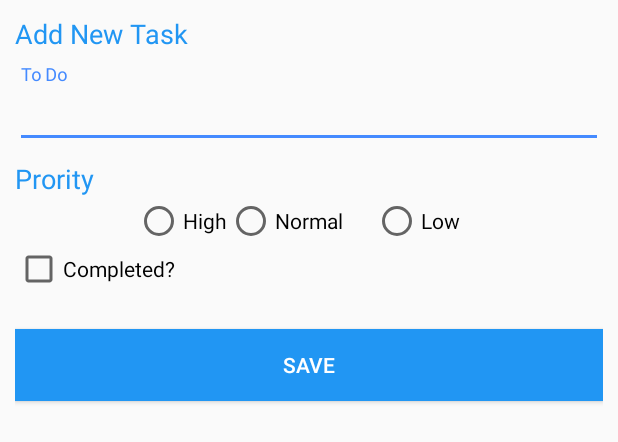
After one commit to deepmehtait/To-Do-Android-Material, an Android app: the layout custom_dailog.xml on its own in the app's theme, with its tools: preview values and no code run, on a phone screen of 412 x 824 dp. The commit adds this screen. Shown: the top 442 px of the screen. Run offline under Robolectric (Android 15) with nearby library versions, the phone set to English and light mode, and no system bars.

Commit message:
Sqlite helper, create tabel, db , Custom Dailog

```diff
--- a/ToDo/app/build.gradle
+++ b/ToDo/app/build.gradle
@@ -23,4 +23,5 @@ dependencies {
     compile fileTree(dir: 'libs', include: ['*.jar'])
     testCompile 'junit:junit:4.12'
     compile 'com.android.support:appcompat-v7:24.2.0'
+    compile 'com.android.support:design:24.2.0'
 }
--- a/ToDo/app/src/main/java/com/todo/deepmetha/todo/activity/MainActivity.java
+++ b/ToDo/app/src/main/java/com/todo/deepmetha/todo/activity/MainActivity.java
@@ -1,15 +1,33 @@
 package com.todo.deepmetha.todo.activity;
 
+
+import android.app.Dialog;
 import android.support.v7.app.AppCompatActivity;
 import android.os.Bundle;
+import android.util.Log;
+import android.view.View;
+import android.widget.ImageButton;
 
 import com.todo.deepmetha.todo.R;
+import com.todo.deepmetha.todo.utils.AppTager;
 
 public class MainActivity extends AppCompatActivity {
+    ImageButton addTask;
 
     @Override
     protected void onCreate(Bundle savedInstanceState) {
         super.onCreate(savedInstanceState);
         setContentView(R.layout.activity_main);
+        addTask = (ImageButton) findViewById(R.id.imageButton);
+        addTask.setOnClickListener(new View.OnClickListener() {
+            @Override
+            public void onClick(View view) {
+
+                Log.v(AppTager.getTag(),"Opening Custom Dailog");
+                final Dialog dialog = new Dialog(MainActivity.this);
+                dialog.setContentView(R.layout.custom_dailog);
+                dialog.show();
+            }
+        });
     }
 }
--- a/ToDo/app/src/main/java/com/todo/deepmetha/todo/activity/SplashActivity.java
+++ b/ToDo/app/src/main/java/com/todo/deepmetha/todo/activity/SplashActivity.java
@@ -5,13 +5,18 @@ import android.os.Bundle;
 import android.os.PersistableBundle;
 import android.support.v7.app.AppCompatActivity;
 
+import com.todo.deepmetha.todo.sqlite.SqliteHelper;
+
 /**
  * Created by deepmetha on 8/28/16.
  */
 public class SplashActivity extends AppCompatActivity {
+    SqliteHelper mySqliteHelper;
     @Override
     public void onCreate(Bundle savedInstanceState) {
         super.onCreate(savedInstanceState);
+        // Create Sqlite DB
+        mySqliteHelper = new SqliteHelper(this);
         // Go to Main Activity
         Intent intent = new Intent(this, MainActivity.class);
         startActivity(intent);
--- /dev/null
+++ b/ToDo/app/src/main/java/com/todo/deepmetha/todo/sqlite/SqliteHelper.java
@@ -0,0 +1,38 @@
+package com.todo.deepmetha.todo.sqlite;
+
+import android.content.Context;
+import android.database.sqlite.SQLiteDatabase;
+import android.database.sqlite.SQLiteOpenHelper;
+
+/**
+ * Created by deepmetha on 8/28/16.
+ */
+public class SqliteHelper extends SQLiteOpenHelper {
+    // Constants
+    public static final String DatabaseName = "ToDoDb.db";
+    public static final String TableName = "ToDoTask";
+    public static final String Col_1 = "ToDoID";
+    public static final String Col_2 = "ToDoTaskDetails";
+    public static final String Col_3 = "ToDoTaskPrority";
+    public static final String Col_4 = "ToDoTaskStatus";
+
+    // Create DB to store To Do Tasks
+    public SqliteHelper(Context context) {
+        super(context, DatabaseName, null, 1);
+
+    }
+
+    // Create Table
+    @Override
+    public void onCreate(SQLiteDatabase db) {
+        String createTableQuery = "create table if not exists " + TableName + " ( ToDoID int NOT NULL AUTO_INCREMENT PRIMARY KEY, ToDoTaskDetails TEXT, ToDoTaskPrority TEXT, ToDoTaskStatus TEXT )";
+        db.execSQL(createTableQuery);
+    }
+
+    // Drop Table for new table creation
+    @Override
+    public void onUpgrade(SQLiteDatabase db, int i, int i1) {
+        db.execSQL("DROP TABLE IF EXISTS "+TableName);
+        onCreate(db);
+    }
+}
--- /dev/null
+++ b/ToDo/app/src/main/java/com/todo/deepmetha/todo/utils/AppTager.java
@@ -0,0 +1,19 @@
+package com.todo.deepmetha.todo.utils;
+
+/**
+ * Created by deepmetha on 8/28/16.
+ */
+public class AppTager {
+
+    public static String getTag() {
+        String tag = "";
+        final StackTraceElement[] ste = Thread.currentThread().getStackTrace();
+        for (int i = 0; i < ste.length; i++) {
+            if (ste[i].getMethodName().equals("getTag")) {
+                tag = "("+ste[i + 1].getFileName() + ":" + ste[i + 1].getLineNumber()+")";
+            }
+        }
+        return tag;
+    }
+
+}
--- a/ToDo/app/src/main/java/sqlite/SqliteHelper.java
+++ /dev/null
@@ -1,7 +0,0 @@
-package sqlite;
-
-/**
- * Created by deepmetha on 8/28/16.
- */
-public class SqliteHelper {
-}
--- /dev/null
+++ b/ToDo/app/src/main/res/layout/custom_dailog.xml
@@ -0,0 +1,94 @@
+<?xml version="1.0" encoding="utf-8"?>
+<RelativeLayout xmlns:android="http://schemas.android.com/apk/res/android"
+    android:layout_width="match_parent" android:layout_height="match_parent"
+    android:minHeight="200dp"
+    android:orientation="vertical"
+    android:layout_margin="10dp">
+
+    <!-- Heading -->
+
+    <!-- Task Description -->
+    <TextView
+        android:layout_width="wrap_content"
+        android:layout_height="wrap_content"
+        android:textAppearance="?android:attr/textAppearanceMedium"
+        android:text="Add New Task"
+        android:textColor="@color/primary"
+        android:id="@+id/textView" />
+
+    <android.support.design.widget.TextInputLayout
+        android:layout_width="match_parent"
+        android:layout_height="wrap_content"
+        android:layout_marginTop="8dp"
+        android:layout_marginBottom="8dp"
+        android:id="@+id/toDoText"
+        android:layout_below="@+id/textView">
+        <EditText android:id="@+id/input_task_desc"
+            android:layout_width="match_parent"
+            android:layout_height="wrap_content"
+            android:inputType="textEmailAddress"
+
+            android:hint="To Do" />
+    </android.support.design.widget.TextInputLayout>
+
+    <TextView
+        android:layout_width="wrap_content"
+        android:layout_height="wrap_content"
+        android:layout_below="@+id/toDoText"
+        android:textAppearance="?android:attr/textAppearanceMedium"
+        android:text="Prority"
+        android:textColor="@color/primary"
+        android:focusable="true"
+        android:id="@+id/prority" />
+    <RadioGroup
+        android:layout_below="@+id/prority"
+        android:layout_width="wrap_content"
+        android:layout_height="wrap_content"
+        android:orientation="horizontal"
+        android:gravity="center"
+        android:layout_marginLeft="80dp"
+        android:id="@+id/toDoRG"
+        android:checkedButton="@+id/radio_patient">
+        <RadioButton android:id="@+id/high"
+            android:layout_width="wrap_content"
+            android:layout_height="wrap_content"
+            android:text="High"
+            android:gravity="center"/>
+        <RadioButton android:id="@+id/normal"
+            android:layout_width="wrap_content"
+            android:layout_height="wrap_content"
+            android:text="Normal"
+            android:gravity="center"/>
+        <RadioButton android:id="@+id/low"
+            android:layout_width="wrap_content"
+            android:layout_height="wrap_content"
+            android:text="Low"
+            android:layout_marginLeft="20dp"
+            android:gravity="center"/>
+
+    </RadioGroup>
+    <CheckBox
+        android:layout_below="@id/toDoRG"
+        android:id="@+id/checkbox"
+        android:layout_width="wrap_content"
+        android:layout_height="wrap_content"
+        android:text="Completed?"
+        android:gravity="center"/>
+
+    <android.support.v7.widget.AppCompatButton
+        android:id="@+id/btn_signup"
+        android:layout_below="@+id/checkbox"
+        android:layout_width="fill_parent"
+        android:layout_height="wrap_content"
+        android:layout_marginTop="24dp"
+        android:layout_marginBottom="24dp"
+        android:padding="12dp"
+        android:text="Save"
+        android:textColor="@color/icons"
+        android:background="@color/primary"
+        android:elevation="10dp">
+
+    </android.support.v7.widget.AppCompatButton>
+
+
+</RelativeLayout>
```
